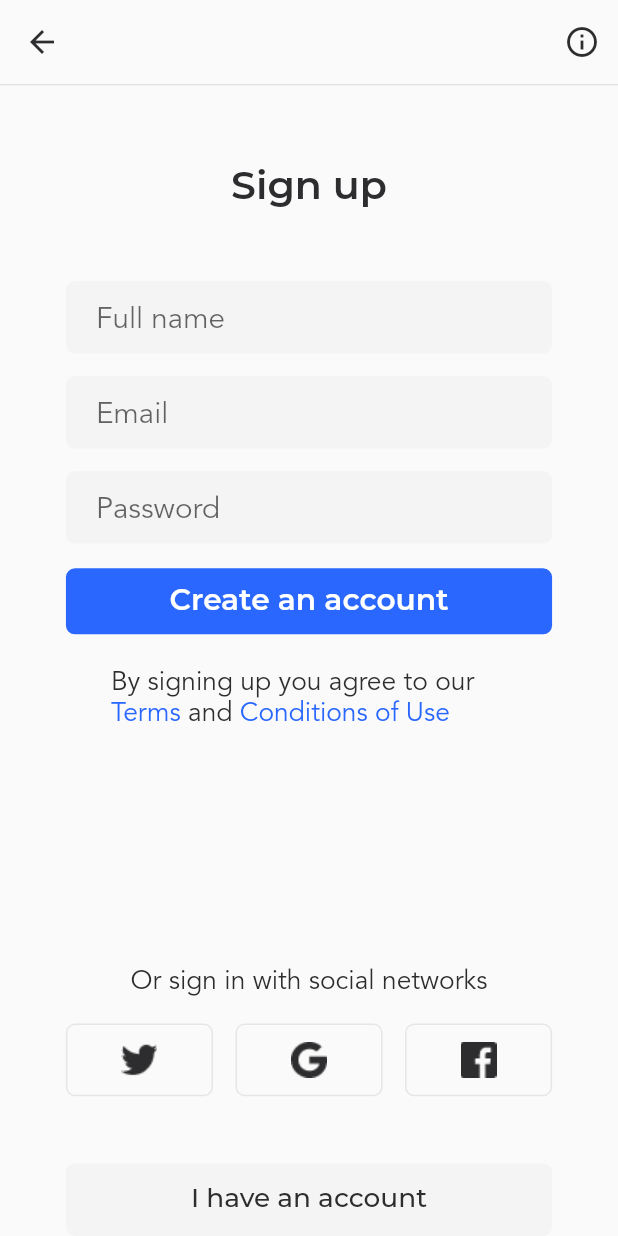
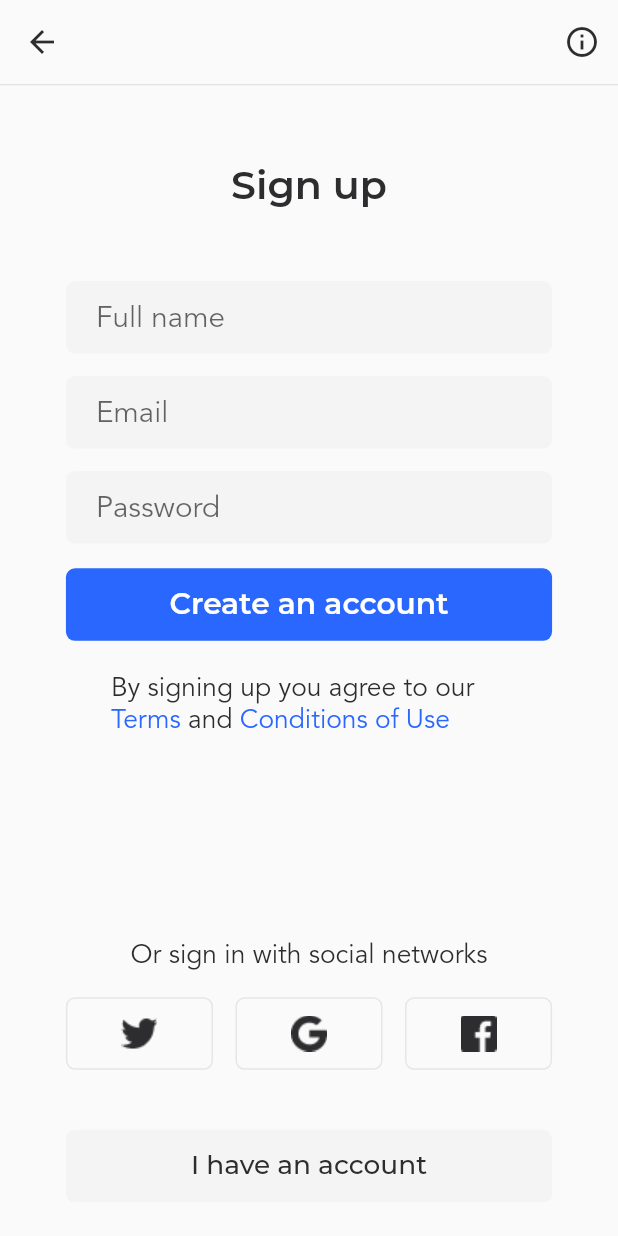
Before and after one commit to xiongq/flutter-demo, a Flutter app: the SignUpPage screen opened by its route, on a phone screen of 412 x 824 dp. Run offline on Flutter 3.47's test engine with Material 2 defaults, Android fonts, the light colour scheme and no system bars; our stand-ins replace cookie_jar, dio, dio_cookie_manager, flutter_screenutil, fluttertoast, localstorage and 1 more; accounts and stored records are empty.

Commit message:
web版本适配

```diff
--- a/lib/common/widget/input.dart
+++ b/lib/common/widget/input.dart
@@ -17,12 +17,13 @@ Widget inputTextEdit({
       color: AppColors.secondaryElement,
       borderRadius: Radii.k6pxRadius,
     ),
+    child: Center(
       child: TextField(
         controller: controller,
         keyboardType: keyboardType,
         decoration: InputDecoration(
           hintText: hintText,
-        contentPadding: EdgeInsets.fromLTRB(20, 10, 0, 9),
+          contentPadding: EdgeInsets.only(left: 20, right: 20),
           border: InputBorder.none,
         ),
         style: TextStyle(
@@ -35,5 +36,6 @@ Widget inputTextEdit({
         autocorrect: false, // 自动纠正
         obscureText: isPassword, // 隐藏输入内容, 密码框
       ),
+    ),
   );
 }
--- a/lib/pages/sign_up/sign_up.dart
+++ b/lib/pages/sign_up/sign_up.dart
@@ -58,7 +58,7 @@ class _SignUpPageState extends State<SignUpPage> {
           ),
           Container(
             width: duSetWidth(295),
-            height: 44,
+            height: duSetWidth(44),
             margin: EdgeInsets.only(top: duSetWidth(15)),
             child: btnFlatButtonWidget(
               onPressed: () {
@@ -138,7 +138,7 @@ class _SignUpPageState extends State<SignUpPage> {
   Widget _buildThirdPartyLogin() {
     return Container(
       width: duSetWidth(295),
-      // margin: EdgeInsets.only(bottom: 10),
+      margin: EdgeInsets.only(bottom: 40),
       child: Column(
         children: [
           // title
@@ -191,7 +191,7 @@ class _SignUpPageState extends State<SignUpPage> {
     return Container(
       width: duSetWidth(295),
       height: duSetWidth(44),
-      margin: EdgeInsets.only(top: duSetHeight(40)),
+      margin: EdgeInsets.only(bottom: duSetHeight(20)),
       child: btnFlatButtonWidget(
         onPressed: () {
           Navigator.pop(context);
@@ -232,6 +232,7 @@ class _SignUpPageState extends State<SignUpPage> {
               _buildInputForm(),
               Spacer(),
               _buildThirdPartyLogin(),
+              // Spacer(),
               _buildHaveAccountButton(),
             ],
           ),
```
Also changed, not shown: lib/pages/sign_in/sign_in.dart (+11 -8 lines). Lines whose indentation alone changed are shown as unchanged.
